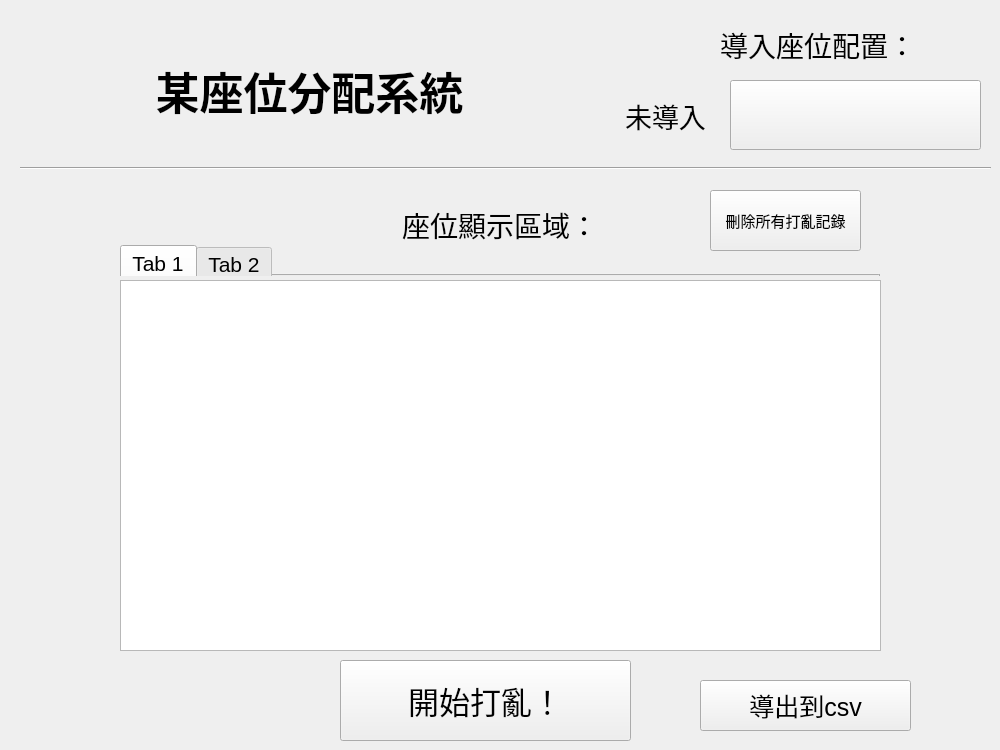
hwc20896/seat-allocator, file python/widget.ui: the form before one commit.
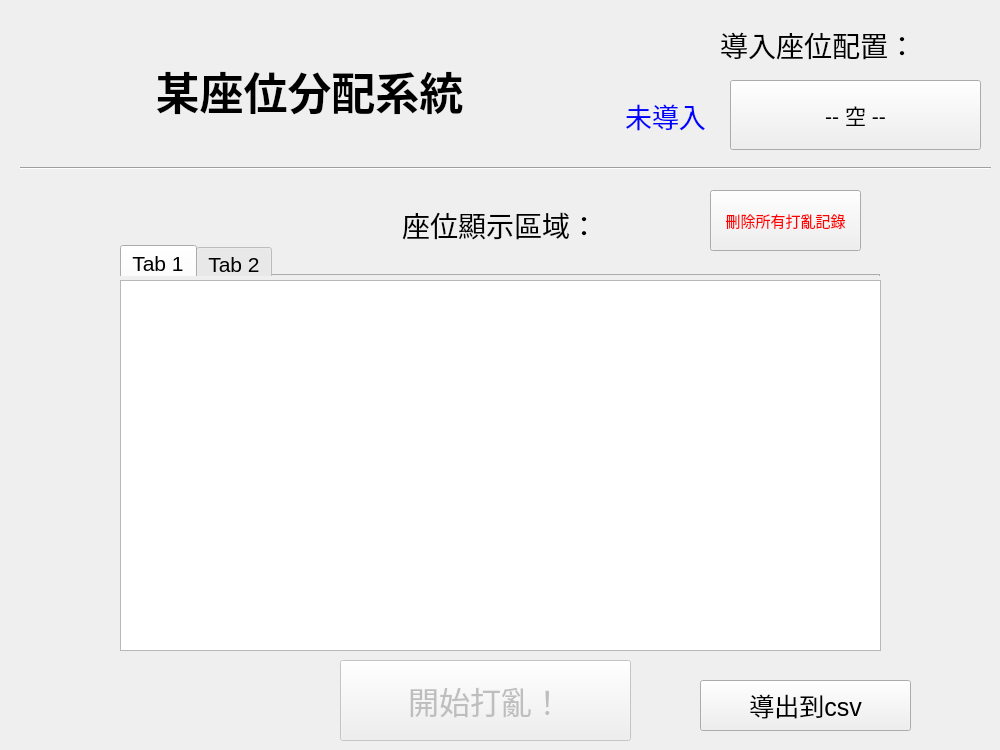
The form after the commit. The open tabs and pages were chosen to show the change.

Commit message: refactor: moved some widget property from frontend.py

What changed in the file:
```diff
--- a/python/widget.ui
+++ b/python/widget.ui
@@ -50,7 +50,7 @@
     </font>
    </property>
    <property name="text">
-    <string/>
+    <string>-- 空 --</string>
    </property>
   </widget>
   <widget class="QLabel" name="csv_import_title">
@@ -153,6 +153,9 @@
    </property>
   </widget>
   <widget class="QPushButton" name="begin_shuffle">
+   <property name="enabled">
+    <bool>false</bool>
+   </property>
    <property name="geometry">
     <rect>
      <x>340</x>
@@ -184,6 +187,9 @@
      <pointsize>11</pointsize>
     </font>
    </property>
+   <property name="styleSheet">
+    <string notr="true">color: red;</string>
+   </property>
    <property name="text">
     <string>刪除所有打亂記錄</string>
    </property>
@@ -220,6 +226,9 @@
      <pointsize>20</pointsize>
     </font>
    </property>
+   <property name="styleSheet">
+    <string notr="true">color: blue;</string>
+   </property>
    <property name="text">
     <string>未導入</string>
    </property>
```
Left out of the diff: 5 changed lines with no effect on the pictures.
